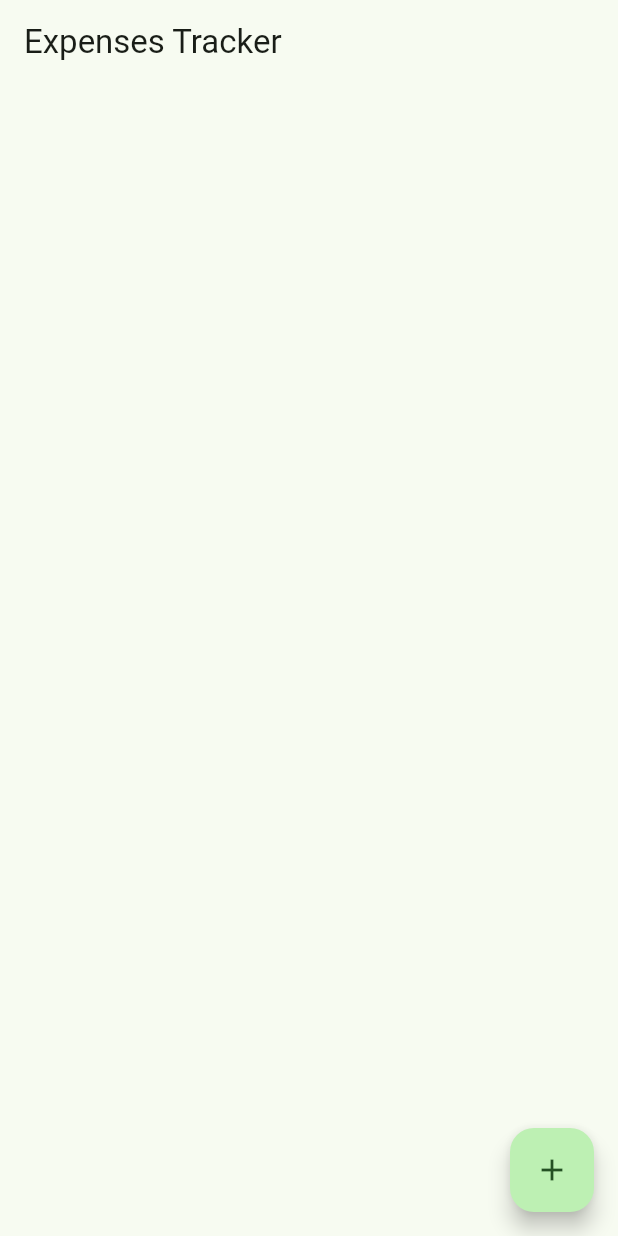
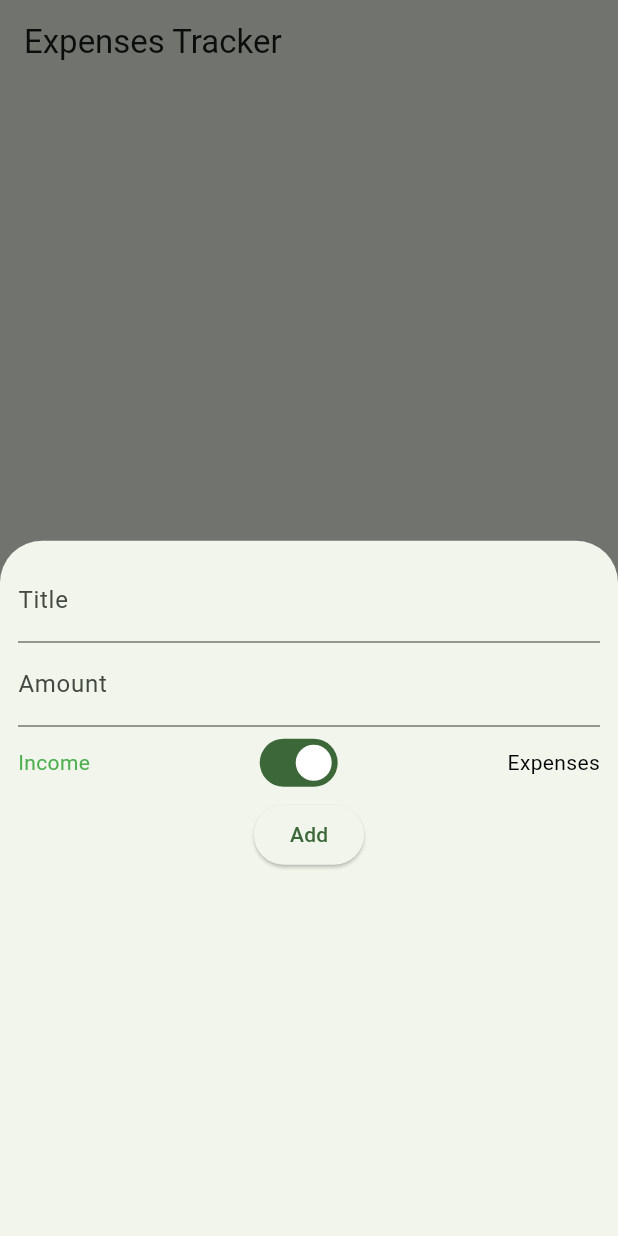
Before and after one commit to Sampanna-Barakoti/Expenses-tracker, a Flutter app: the screen it shows after launch, after a tap on the "add" icon, on a phone screen of 412 x 824 dp. Run offline on Flutter 3.47's test engine with Material 3 defaults, Android fonts, the phone set to English and light mode, and no system bars.

Commit message:
small changes

```diff
--- a/lib/ExpensesTracker/Provider/transaction_provier.dart
+++ b/lib/ExpensesTracker/Provider/transaction_provier.dart
@@ -1,5 +1,3 @@
-import 'dart:ffi';
-
 import 'package:expense_tracker_app/ExpensesTracker/Model/transaction.dart';
 import 'package:flutter/material.dart';
 
--- a/lib/ExpensesTracker/View/homeScreen.dart
+++ b/lib/ExpensesTracker/View/homeScreen.dart
@@ -1,3 +1,4 @@
+import 'package:expense_tracker_app/ExpensesTracker/Widgets/add_transaction.dart';
 import 'package:flutter/material.dart';
 
 class Homescreen extends StatefulWidget {
@@ -12,7 +13,12 @@ class _HomescreenState extends State<Homescreen> {
   Widget build(BuildContext context) {
     return Scaffold(
       floatingActionButton: FloatingActionButton(
-        onPressed: () {},
+        onPressed: () {
+          showModalBottomSheet(
+            context: context,
+            builder: (_) => AddTransaction(),
+          );
+        },
         child: Icon(Icons.add),
       ),
       appBar: AppBar(title: Text("Expenses Tracker")),
--- a/lib/ExpensesTracker/Widgets/add_transaction.dart
+++ b/lib/ExpensesTracker/Widgets/add_transaction.dart
@@ -0,0 +1,65 @@
+import 'package:flutter/material.dart';
+
+class AddTransaction extends StatefulWidget {
+  const AddTransaction({super.key});
+
+  @override
+  State<AddTransaction> createState() => _AddTransactionState();
+}
+
+class _AddTransactionState extends State<AddTransaction> {
+  final _titleController = TextEditingController();
+  final _amountController = TextEditingController();
+  bool _isIncome = true;
+
+  void submitData() {
+    final title = _titleController.text;
+    final amount = double.tryParse(_amountController.text) ?? 0;
+  }
+
+  @override
+  Widget build(BuildContext context) {
+    return Padding(
+      padding: EdgeInsets.all(12),
+
+      child: Column(
+        children: [
+          TextField(
+            controller: _titleController,
+            decoration: InputDecoration(labelText: "Title"),
+          ),
+          TextField(
+            controller: _amountController,
+            decoration: InputDecoration(labelText: "Amount"),
+          ),
+          Row(
+            mainAxisAlignment: MainAxisAlignment.spaceBetween,
+            children: [
+              Text(
+                "Income",
+                style: TextStyle(
+                  color: _isIncome == true ? Colors.green : Colors.black,
+                ),
+              ),
+              Switch(
+                value: _isIncome,
+                onChanged: (val) {
+                  setState(() {
+                    _isIncome = val;
+                  });
+                },
+              ),
+              Text(
+                "Expenses",
+                style: TextStyle(
+                  color: _isIncome == false ? Colors.red : Colors.black,
+                ),
+              ),
+            ],
+          ),
+          ElevatedButton(onPressed: () {}, child: Text("Add")),
+        ],
+      ),
+    );
+  }
+}
```
